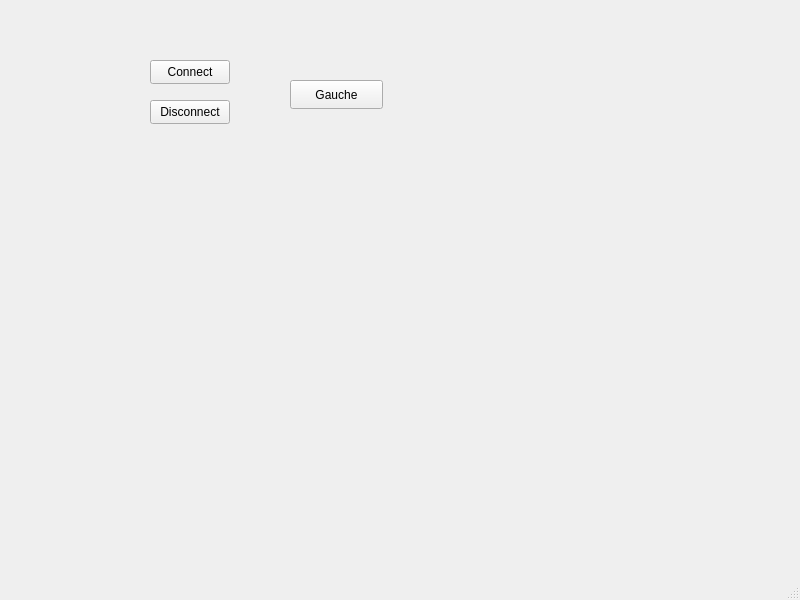
This is mainwindow.ui in Tom-Pacaud/WifiBot as Qt 5 draws it before an edit. The edited form follows.
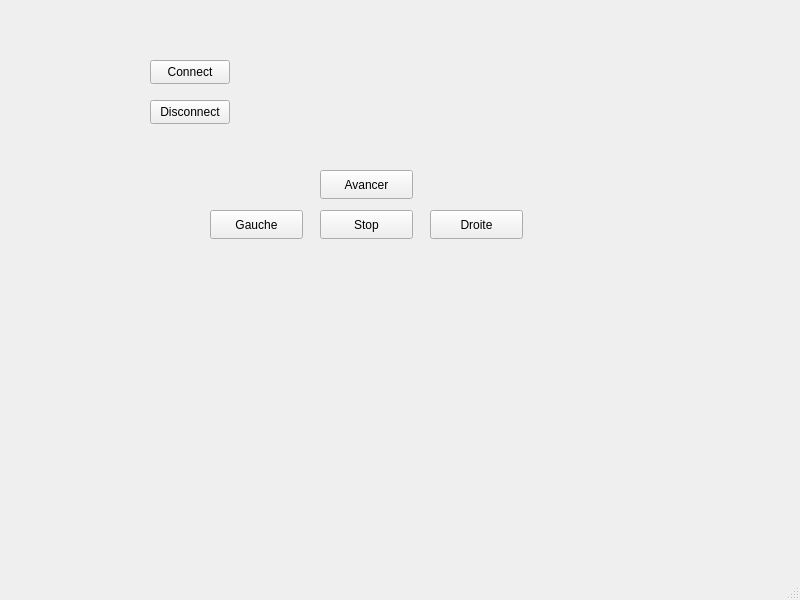
This is the edited form.

The edit to the form file:
```diff
--- a/mainwindow.ui
+++ b/mainwindow.ui
@@ -43,8 +43,8 @@
    <widget class="QPushButton" name="pushButton_3">
     <property name="geometry">
      <rect>
-      <x>290</x>
-      <y>80</y>
+      <x>210</x>
+      <y>210</y>
       <width>93</width>
       <height>29</height>
      </rect>
@@ -53,6 +53,45 @@
      <string>Gauche</string>
     </property>
    </widget>
+   <widget class="QPushButton" name="pushButton_4">
+    <property name="geometry">
+     <rect>
+      <x>320</x>
+      <y>210</y>
+      <width>93</width>
+      <height>29</height>
+     </rect>
+    </property>
+    <property name="text">
+     <string>Stop</string>
+    </property>
+   </widget>
+   <widget class="QPushButton" name="pushButton_5">
+    <property name="geometry">
+     <rect>
+      <x>430</x>
+      <y>210</y>
+      <width>93</width>
+      <height>29</height>
+     </rect>
+    </property>
+    <property name="text">
+     <string>Droite</string>
+    </property>
+   </widget>
+   <widget class="QPushButton" name="pushButton_6">
+    <property name="geometry">
+     <rect>
+      <x>320</x>
+      <y>170</y>
+      <width>93</width>
+      <height>29</height>
+     </rect>
+    </property>
+    <property name="text">
+     <string>Avancer</string>
+    </property>
+   </widget>
   </widget>
   <widget class="QMenuBar" name="menubar">
    <property name="geometry">
```
